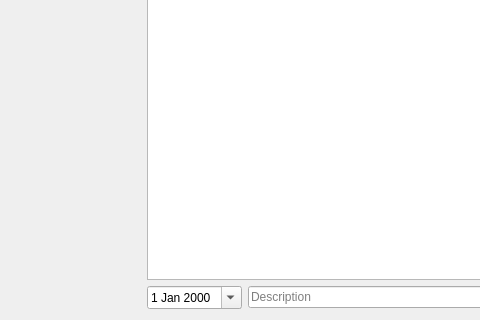
Qt form mainwindow.ui (SomethingElese18878/myMoneyJournal) before a commit; both pictures show x 0 to 480 and y 291 to 611 of the 731 by 611 pixel window.
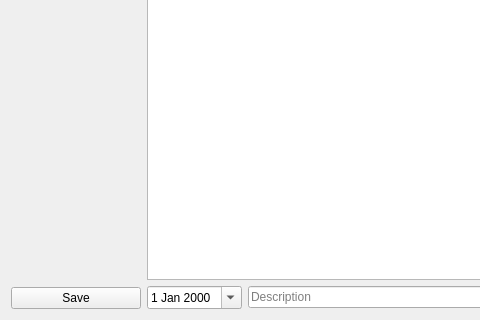
The same form after that commit.

Commit message: renamed class-files. start to implement saving to database

What changed in the file:
```diff
--- a/mainwindow.ui
+++ b/mainwindow.ui
@@ -63,6 +63,13 @@
           </property>
          </spacer>
         </item>
+        <item>
+         <widget class="QPushButton" name="btnSave">
+          <property name="text">
+           <string>Save</string>
+          </property>
+         </widget>
+        </item>
        </layout>
       </item>
       <item>
```
The commit also changes 10 other files.
